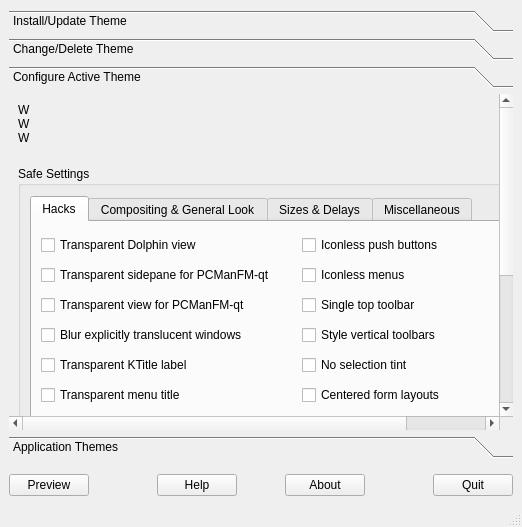
First picture: the form in Kvantum/kvantummanager/kvantummanager.ui, repository tsujan/Kvantum, before the edit.
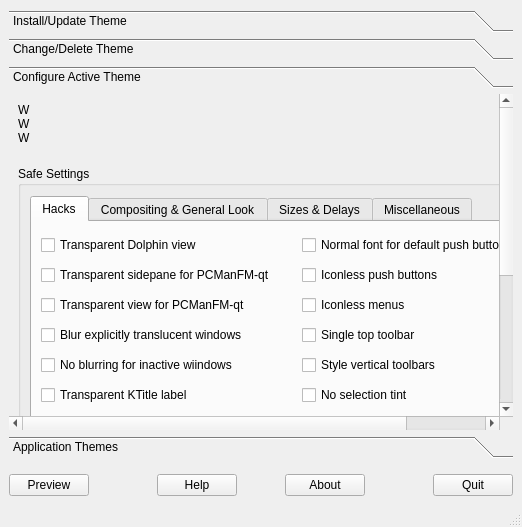
Second picture: the form after the edit. Custom widgets are drawn as their Qt base class.

Commit message: Added an option for not blurring inactive windows

Diff of the .ui file:
```diff
--- a/Kvantum/kvantummanager/kvantummanager.ui
+++ b/Kvantum/kvantummanager/kvantummanager.ui
@@ -414,6 +414,18 @@
                  </property>
                 </spacer>
                </item>
+               <item row="0" column="3" colspan="2">
+                <widget class="QCheckBox" name="checkBoxNormalBtn">
+                 <property name="toolTip">
+                  <string>No bold font for default push buttons?
+
+Such push buttons have bold text by default.</string>
+                 </property>
+                 <property name="text">
+                  <string>Normal font for default push buttons</string>
+                 </property>
+                </widget>
+               </item>
                <item row="0" column="5">
                 <spacer name="horizontalSpacer_3">
                  <property name="orientation">
@@ -427,21 +439,6 @@
                  </property>
                 </spacer>
                </item>
-               <item row="0" column="3" colspan="2">
-                <widget class="QCheckBox" name="checkBoxIconlessBtn">
-                 <property name="toolTip">
-                  <string>No icon for push buttons that have text?
-
-By default, most push buttons have icon.
-
-If this is disabled, see:
-Miscellaneous → Respect current DE if possible</string>
-                 </property>
-                 <property name="text">
-                  <string>Iconless push buttons</string>
-                 </property>
-                </widget>
-               </item>
                <item row="1" column="1">
                 <widget class="QCheckBox" name="checkBoxPcmanfmSide">
                  <property name="toolTip">
@@ -457,7 +454,7 @@
                 </widget>
                </item>
                <item row="1" column="3" colspan="2">
-                <widget class="QCheckBox" name="checkBoxIconlessMenu">
+                <widget class="QCheckBox" name="checkBoxIconlessBtn">
                  <property name="toolTip">
                   <string>No icon for menu-items?
 
@@ -467,7 +464,7 @@
 Miscellaneous → Respect current DE if possible</string>
                  </property>
                  <property name="text">
-                  <string>Iconless menus</string>
+                  <string>Iconless push buttons</string>
                  </property>
                 </widget>
                </item>
@@ -486,7 +483,7 @@
                 </widget>
                </item>
                <item row="2" column="3" colspan="2">
-                <widget class="QCheckBox" name="checkBoxToolbar">
+                <widget class="QCheckBox" name="checkBoxIconlessMenu">
                  <property name="toolTip">
                   <string>Only the top toolbar should be styled?
 
@@ -495,7 +492,7 @@
 other position.</string>
                  </property>
                  <property name="text">
-                  <string>Single top toolbar</string>
+                  <string>Iconless menus</string>
                  </property>
                 </widget>
                </item>
@@ -514,7 +511,32 @@
                  </property>
                 </widget>
                </item>
-               <item row="3" column="3">
+               <item row="3" column="3" colspan="2">
+                <widget class="QCheckBox" name="checkBoxToolbar">
+                 <property name="toolTip">
+                  <string>Only the top toolbar should be styled?
+
+By default, all toolbars are styled,
+whether they are on the top or at any
+other position.</string>
+                 </property>
+                 <property name="text">
+                  <string>Single top toolbar</string>
+                 </property>
+                </widget>
+               </item>
+               <item row="4" column="1">
+                <widget class="QCheckBox" name="checkBoxBlurActive">
+                 <property name="toolTip">
+                  <string>By default, both active and inactive translucent windows
+will be blurred if blurring is enabled.</string>
+                 </property>
+                 <property name="text">
+                  <string>No blurring for inactive wiindows</string>
+                 </property>
+                </widget>
+               </item>
+               <item row="4" column="3" colspan="2">
                 <widget class="QCheckBox" name="checkBoxVToolbar">
                  <property name="toolTip">
                   <string>By default, vertical toolbars are not styled.
@@ -526,7 +548,7 @@
                  </property>
                 </widget>
                </item>
-               <item row="4" column="1">
+               <item row="5" column="1">
                 <widget class="QCheckBox" name="checkBoxKtitle">
                  <property name="toolTip">
                   <string>Do not draw any background for KTitles.</string>
@@ -539,7 +561,7 @@
                  </property>
                 </widget>
                </item>
-               <item row="4" column="3" colspan="2">
+               <item row="5" column="3" colspan="2">
                 <widget class="QCheckBox" name="checkBoxTint">
                  <property name="toolTip">
                   <string>Do not tint selected label icons with
@@ -553,7 +575,7 @@
                  </property>
                 </widget>
                </item>
-               <item row="5" column="1">
+               <item row="6" column="1">
                 <widget class="QCheckBox" name="checkBoxMenuTitle">
                  <property name="toolTip">
                   <string>Do not draw any background for (KDE) menu titles.
@@ -567,7 +589,7 @@
                  </property>
                 </widget>
                </item>
-               <item row="5" column="3" colspan="2">
+               <item row="6" column="3" colspan="2">
                 <widget class="QCheckBox" name="checkBoxCenteredForms">
                  <property name="toolTip">
                   <string>If checked, the contents of a form will be
@@ -712,7 +734,7 @@
                 </widget>
                </item>
                <item row="10" column="1">
-                <widget class="QCheckBox" name="checkBoxNormalBtn">
+                <widget class="QCheckBox" name="checkBoxKineticScrolling">
                  <property name="toolTip">
                   <string>No bold font for default push buttons?
 
```
Left out of the diff: 53 changed lines with no effect on the pictures. The commit also changes 46 other files.
